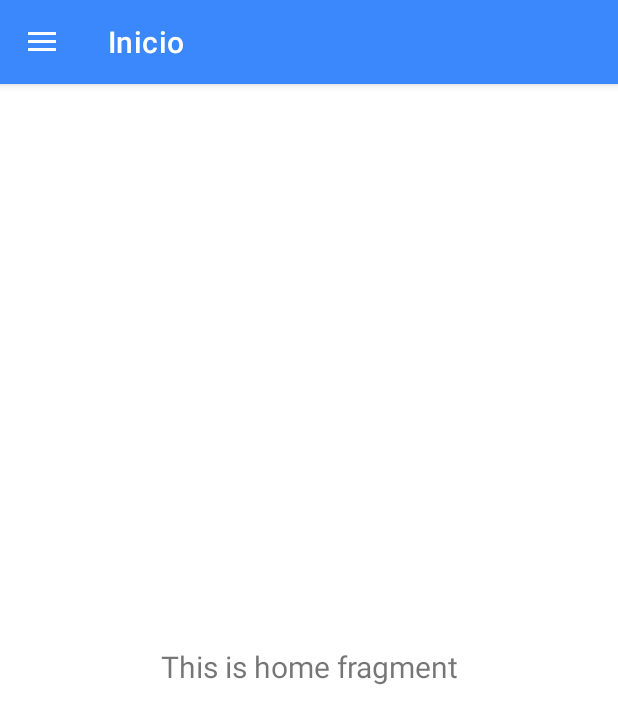
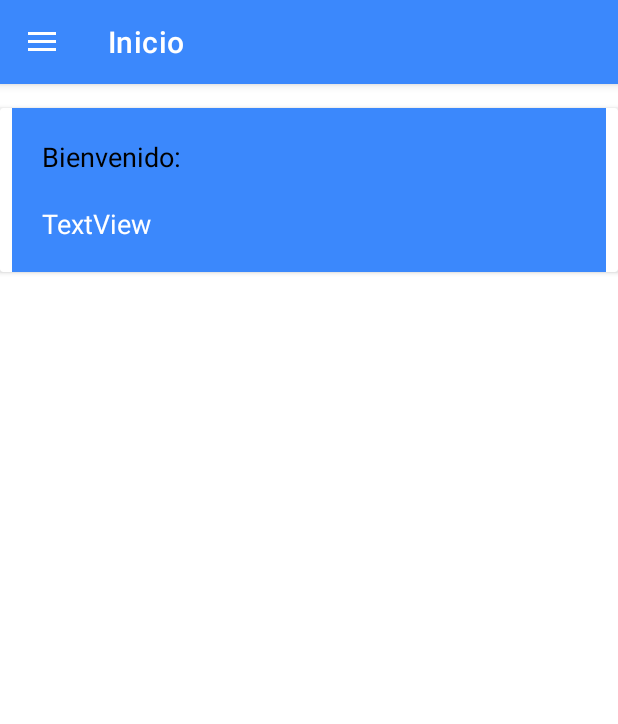
Before and after one commit to carloshdz99/Mecca-Movil, an Android app: the screen it shows after launch once a user with an empty profile is signed in (DashboardActivity), on a phone screen of 412 x 824 dp. Shown: the top 724 px of the screen. Run offline under Robolectric (Android 15) with nearby library versions, the phone set to English and light mode, and no system bars; our stand-ins replace Firebase (no records; nobody signed in at launch, a user with empty details on screens opened directly), navigation-ui.

Commit message:
menu lateral

```diff
--- a/app/build.gradle
+++ b/app/build.gradle
@@ -40,6 +40,7 @@ dependencies {
     implementation 'androidx.navigation:navigation-ui:2.3.5'
     implementation 'androidx.lifecycle:lifecycle-livedata-ktx:2.3.1'
     implementation 'androidx.lifecycle:lifecycle-viewmodel-ktx:2.3.1'
+    implementation 'androidx.legacy:legacy-support-v4:1.0.0'
     testImplementation 'junit:junit:4.+'
     androidTestImplementation 'androidx.test.ext:junit:1.1.2'
     androidTestImplementation 'androidx.test.espresso:espresso-core:3.3.0'
--- a/app/src/main/java/com/multiclinicas/meccamovil/DashboardActivity.java
+++ b/app/src/main/java/com/multiclinicas/meccamovil/DashboardActivity.java
@@ -43,7 +43,7 @@ public class DashboardActivity extends AppCompatActivity {
         // Passing each menu ID as a set of Ids because each
         // menu should be considered as top level destinations.
         mAppBarConfiguration = new AppBarConfiguration.Builder(
-                R.id.nav_home, R.id.nav_gallery, R.id.nav_slideshow)
+                R.id.nav_home, R.id.nav_gallery, R.id.nav_slideshow, R.id.usuarioFragment)
                 .setDrawerLayout(drawer)
                 .build();
         NavController navController = Navigation.findNavController(this, R.id.nav_host_fragment);
--- a/app/src/main/java/com/multiclinicas/meccamovil/ui/home/HomeFragment.java
+++ b/app/src/main/java/com/multiclinicas/meccamovil/ui/home/HomeFragment.java
@@ -23,13 +23,7 @@ public class HomeFragment extends Fragment {
         homeViewModel =
                 new ViewModelProvider(this).get(HomeViewModel.class);
         View root = inflater.inflate(R.layout.fragment_home, container, false);
-        final TextView textView = root.findViewById(R.id.text_home);
-        homeViewModel.getText().observe(getViewLifecycleOwner(), new Observer<String>() {
-            @Override
-            public void onChanged(@Nullable String s) {
-                textView.setText(s);
-            }
-        });
+
         return root;
     }
 }
--- a/app/src/main/res/layout/activity_dashboard.xml
+++ b/app/src/main/res/layout/activity_dashboard.xml
@@ -18,9 +18,10 @@
         android:layout_width="wrap_content"
         android:layout_height="match_parent"
         android:layout_gravity="start"
-        android:background="@color/white"
+        android:background="@color/primaryBlue"
         android:fitsSystemWindows="true"
         app:headerLayout="@layout/nav_header_main"
+        app:itemIconTint="@color/primaryBlue"
         app:itemShapeFillColor="@color/white"
         app:itemTextColor="@color/black"
         app:menu="@menu/activity_main_drawer" />
--- a/app/src/main/res/layout/fragment_home.xml
+++ b/app/src/main/res/layout/fragment_home.xml
@@ -4,19 +4,45 @@
     xmlns:tools="http://schemas.android.com/tools"
     android:layout_width="match_parent"
     android:layout_height="match_parent"
-    tools:context=".ui.home.HomeFragment">
+    tools:context=".ui.home.HomeFragment"
+    android:background="@color/white">
 
-    <TextView
-        android:id="@+id/text_home"
+    <androidx.cardview.widget.CardView
         android:layout_width="match_parent"
         android:layout_height="wrap_content"
-        android:layout_marginStart="8dp"
-        android:layout_marginTop="8dp"
-        android:layout_marginEnd="8dp"
-        android:textAlignment="center"
-        android:textSize="20sp"
-        app:layout_constraintBottom_toBottomOf="parent"
-        app:layout_constraintEnd_toEndOf="parent"
-        app:layout_constraintStart_toStartOf="parent"
-        app:layout_constraintTop_toTopOf="parent" />
+        android:layout_marginTop="16dp"
+        app:layout_constraintTop_toTopOf="parent"
+        tools:layout_editor_absoluteX="100dp">
+
+        <LinearLayout
+            android:layout_width="match_parent"
+            android:layout_height="wrap_content"
+            android:layout_marginLeft="8dp"
+            android:layout_marginRight="8dp"
+            android:background="@color/primaryBlue"
+            android:orientation="vertical">
+
+            <TextView
+                android:id="@+id/textView4"
+                android:layout_width="match_parent"
+                android:layout_height="wrap_content"
+                android:layout_marginLeft="20dp"
+                android:layout_marginTop="20dp"
+                android:text="@string/pantalla_inicio"
+                android:textColor="@color/black"
+                android:textSize="18sp" />
+
+            <TextView
+                android:id="@+id/NombreUsuarioTv"
+                android:layout_width="match_parent"
+                android:layout_height="wrap_content"
+                android:layout_marginLeft="20dp"
+                android:layout_marginTop="20dp"
+                android:layout_marginBottom="20dp"
+                android:text="TextView"
+                android:textColor="@color/white"
+                android:textSize="18sp" />
+        </LinearLayout>
+
+    </androidx.cardview.widget.CardView>
 </androidx.constraintlayout.widget.ConstraintLayout>
--- a/app/src/main/res/menu/activity_main_drawer.xml
+++ b/app/src/main/res/menu/activity_main_drawer.xml
@@ -6,7 +6,7 @@
     <group android:checkableBehavior="single">
         <item
             android:id="@+id/nav_home"
-            android:icon="@drawable/ic_menu_camera"
+            android:icon="@drawable/home"
             android:title="@string/menu_home" />
         <item
             android:id="@+id/nav_gallery"
@@ -16,10 +16,21 @@
             android:id="@+id/nav_slideshow"
             android:icon="@drawable/ic_menu_slideshow"
             android:title="@string/menu_slideshow" />
-        <item
-            android:id="@+id/logout"
-            android:icon="@drawable/sign_out"
-            android:onClick="Logout"
-            android:title="@string/cerrar_sesion" />
     </group>
+
+    <!-- seccion de usuario y cerrar sesion -->
+    <item android:title="@string/submenu_config">
+        <menu>
+            <item
+                android:id="@+id/usuarioFragment"
+                android:icon="@drawable/profile"
+                android:title="@string/profile_title"/>
+
+            <item
+                android:id="@+id/logout"
+                android:icon="@drawable/sign_out"
+                android:onClick="Logout"
+                android:title="@string/cerrar_sesion" />
+        </menu>
+    </item>
 </menu>
--- a/app/src/main/res/navigation/mobile_navigation.xml
+++ b/app/src/main/res/navigation/mobile_navigation.xml
@@ -22,4 +22,9 @@
         android:name="com.multiclinicas.meccamovil.ui.slideshow.SlideshowFragment"
         android:label="@string/menu_slideshow"
         tools:layout="@layout/fragment_slideshow" />
+    <fragment
+        android:id="@+id/usuarioFragment"
+        android:name="com.multiclinicas.meccamovil.ui.usuario.UsuarioFragment"
+        android:label="@string/label_usuario"
+        tools:layout="@layout/usuario_fragment" />
 </navigation>
--- a/app/src/main/res/values/dimens.xml
+++ b/app/src/main/res/values/dimens.xml
@@ -3,6 +3,6 @@
     <dimen name="activity_horizontal_margin">16dp</dimen>
     <dimen name="activity_vertical_margin">16dp</dimen>
     <dimen name="nav_header_vertical_spacing">8dp</dimen>
-    <dimen name="nav_header_height">176dp</dimen>
+    <dimen name="nav_header_height">190dp</dimen>
     <dimen name="fab_margin">16dp</dimen>
 </resources>
--- a/app/src/main/res/values/strings.xml
+++ b/app/src/main/res/values/strings.xml
@@ -4,6 +4,8 @@
     <!-- strings titulos -->
     <string name="titulo_login">Inicio de Sesión</string>
     <string name="titulo_registro">Registrar Cuenta</string>
+    <string name="correo_usuario">Correo:</string>
+    <string name="pantalla_inicio">Bienvenido:</string>
 
     <!-- strings descripcion imagenes -->
     <string name="descripcion_logo">Logo Multiclinicas</string>
@@ -11,6 +13,7 @@
     <!-- strings para botones -->
     <string name="btnlogin">Iniciar Sesión</string>
     <string name="btnRegistro">Registrarse</string>
+    <string name="btnActualizar">Actualizar</string>
 
     <!-- Strings campos de texto -->
     <string name="edtcorreo">Correo:</string>
@@ -27,5 +30,14 @@
     <string name="menu_home">Inicio</string>
     <string name="menu_gallery">Gallery</string>
     <string name="menu_slideshow">Slideshow</string>
+    <string name="menu_profile">Perfil de Usuario</string>
     <string name="cerrar_sesion">Cerrar Sesion</string>
+
+    <!-- strings de fragments -->
+    <string name="profile_title">Perfil de Usuario</string>
+    <string name="label_usuario">Perfil</string>
+    <string name="label_nombre_perfil">Nombre:</string>
+
+    <!-- strings submenus -->
+    <string name="submenu_config">Configuraciones</string>
 </resources>
```
Also changed, not shown: app/src/main/java/com/multiclinicas/meccamovil/ui/usuario/UsuarioFragment.java (added, +111 -0 lines), app/src/main/java/com/multiclinicas/meccamovil/ui/usuario/UsuarioViewModel.java (added, +7 -0 lines), app/src/main/res/layout/activity_main.xml (+5 -7 lines), app/src/main/res/layout/activity_register.xml (+5 -7 lines), app/src/main/res/layout/usuario_fragment.xml (added, +126 -0 lines), app/src/main/res/drawable/home.png (added), app/src/main/res/drawable/profile.png (added).
